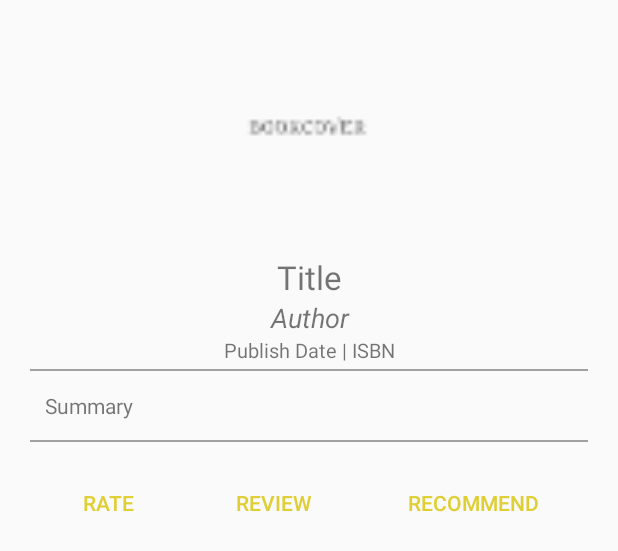
After one commit to lily514/book-app-428, an Android app: the layout book_page_layout.xml on its own in the app's theme, with its tools: preview values and no code run, on a phone screen of 412 x 824 dp. The commit adds this screen. Shown: the top 551 px of the screen. Run offline under Robolectric (Android 15) with nearby library versions, the phone set to English and light mode, and no system bars.

Commit message:
Made book page layout and changed "share" string to "recommend"

```diff
--- a/app/src/main/res/layout/book_card_layout.xml
+++ b/app/src/main/res/layout/book_card_layout.xml
@@ -58,14 +58,6 @@
                 style="?android:attr/buttonBarButtonStyle"/>
 
             <Button
-                android:id="@+id/share_button"
-                android:layout_width="match_parent"
-                android:layout_height="wrap_content"
-                android:layout_weight="1"
-                android:text="@string/share"
-                style="?android:attr/buttonBarButtonStyle"/>
-
-            <Button
                 android:id="@+id/review_button"
                 android:layout_width="match_parent"
                 android:layout_height="wrap_content"
@@ -73,6 +65,14 @@
                 android:text="@string/review"
                 style="?android:attr/buttonBarButtonStyle" />
 
+            <Button
+                android:id="@+id/share_button"
+                android:layout_width="match_parent"
+                android:layout_height="wrap_content"
+                android:layout_weight="1"
+                android:text="@string/recommend"
+                style="?android:attr/buttonBarButtonStyle"/>
+
         </LinearLayout>
     </LinearLayout>
 </android.support.constraint.ConstraintLayout>
--- /dev/null
+++ b/app/src/main/res/layout/book_page_layout.xml
@@ -0,0 +1,110 @@
+<?xml version="1.0" encoding="utf-8"?>
+<android.support.constraint.ConstraintLayout
+    xmlns:android="http://schemas.android.com/apk/res/android"
+    xmlns:app="http://schemas.android.com/apk/res-auto"
+    xmlns:tools="http://schemas.android.com/tools"
+    android:layout_width="match_parent"
+    android:layout_height="match_parent">
+
+    <LinearLayout
+        android:layout_width="match_parent"
+        android:layout_height="wrap_content"
+        android:orientation="vertical"
+        android:paddingStart="20dp"
+        android:paddingEnd="20dp">
+
+        <ImageView
+            android:id="@+id/book_cover"
+            android:layout_width="115dp"
+            android:layout_height="150dp"
+            android:layout_gravity="center_horizontal"
+            android:layout_margin="10dp"
+            app:srcCompat="@drawable/book_placeholder" />
+
+        <TextView
+            android:id="@+id/book_title"
+            android:layout_width="match_parent"
+            android:layout_height="wrap_content"
+            android:gravity="center_horizontal"
+
+            android:textSize="10pt"
+            android:text="Title"/>
+
+        <TextView
+            android:id="@+id/book_author"
+            android:layout_width="match_parent"
+            android:layout_height="wrap_content"
+            android:gravity="center_horizontal"
+            android:textStyle="italic"
+            android:textSize="8pt"
+            android:text="Author"/>
+
+        <TextView
+            android:id="@+id/book_meta"
+            android:layout_width="match_parent"
+            android:layout_height="wrap_content"
+            android:gravity="center_horizontal"
+            android:textSize="6pt"
+            android:text="Publish Date | ISBN"/>
+
+        <ImageView
+            android:id="@+id/horizontal_divider"
+            android:layout_width="match_parent"
+            android:layout_height="1dp"
+            android:src="@color/secondaryTextColor"
+            android:layout_marginBottom="3dp"
+            android:layout_marginTop="3dp" />
+
+        <TextView
+            android:id="@+id/book_summary"
+            android:layout_width="match_parent"
+            android:layout_height="wrap_content"
+            android:layout_margin="10dp"
+            android:text="Summary"/>
+
+        <ImageView
+            android:id="@id/horizontal_divider"
+            android:layout_width="match_parent"
+            android:layout_height="1dp"
+            android:src="@color/secondaryTextColor"
+            android:layout_marginBottom="3dp"
+            android:layout_marginTop="3dp" />
+
+        <android.support.v7.widget.RecyclerView
+            android:id="@+id/book_reviews"
+            android:layout_width="match_parent"
+            android:layout_height="wrap_content" />
+
+        <LinearLayout
+            android:layout_width="match_parent"
+            android:layout_height="wrap_content"
+            android:orientation="horizontal"
+            android:layout_marginTop="10dp">
+
+            <Button
+                android:id="@+id/rate_button"
+                android:layout_width="wrap_content"
+                android:layout_height="wrap_content"
+                android:layout_weight="1"
+                android:text="@string/rate"
+                style="?android:attr/buttonBarButtonStyle"/>
+
+            <Button
+                android:id="@+id/review_button"
+                android:layout_width="wrap_content"
+                android:layout_height="wrap_content"
+                android:layout_weight="1"
+                android:text="@string/review"
+                style="?android:attr/buttonBarButtonStyle"/>
+
+            <Button
+                android:id="@+id/recommend_button"
+                android:layout_width="wrap_content"
+                android:layout_height="wrap_content"
+                android:layout_weight="1"
+                android:text="@string/recommend"
+                style="?android:attr/buttonBarButtonStyle"/>
+        </LinearLayout>
+
+    </LinearLayout>
+</android.support.constraint.ConstraintLayout>
--- a/app/src/main/res/values/strings.xml
+++ b/app/src/main/res/values/strings.xml
@@ -22,7 +22,7 @@
     <string name="title_home">Home</string>
 
     <string name="rate">Rate</string>
-    <string name="share">Share</string>
+    <string name="recommend">Recommend</string>
     <string name="review">Review</string>
 
     <string name="book">Book</string>
```
